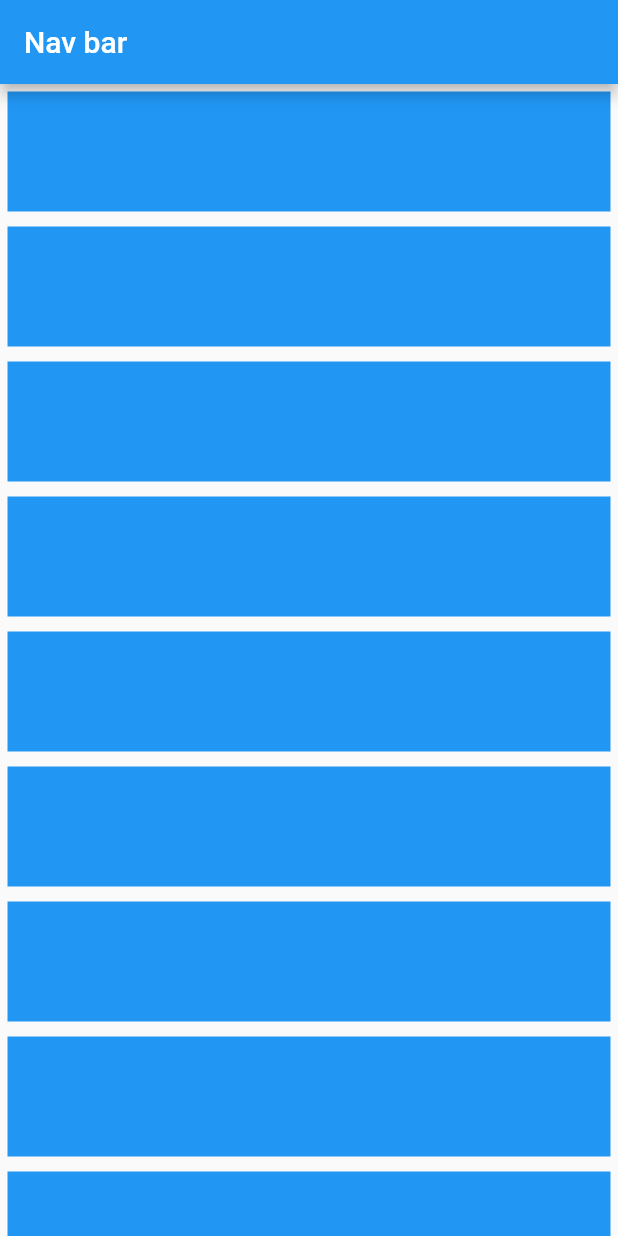
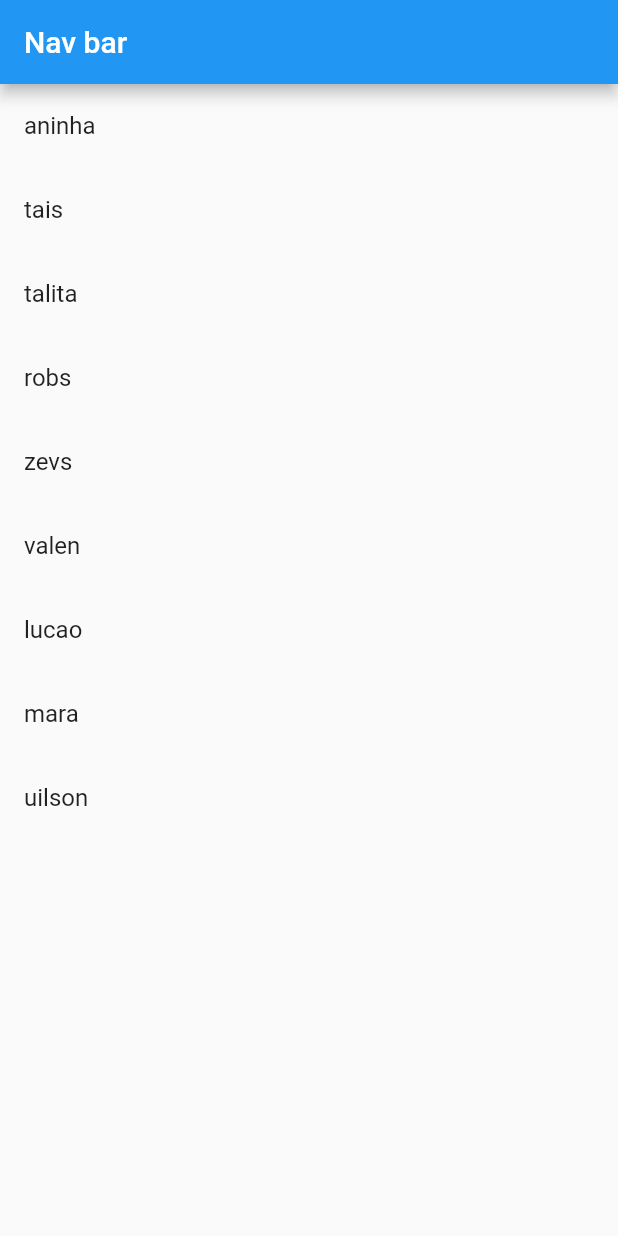
Before and after one commit to josevictormoreno/flutter-curso, a Flutter app: the screen it shows after launch, on a phone screen of 412 x 824 dp. Run offline on Flutter 3.47's test engine with Material 2 defaults, Android fonts, the phone set to English and light mode, and no system bars.

Commit message:
Aula 17 list view

```diff
--- a/my_app/lib/home_page.dart
+++ b/my_app/lib/home_page.dart
@@ -8,7 +8,17 @@ class HomePage extends StatefulWidget {
 }
 
 class _HomePageState extends State<HomePage> {
-  var counter = 0;
+  final names = [
+    'aninha',
+    'tais',
+    'talita',
+    'robs',
+    'zevs',
+    'valen',
+    'lucao',
+    'mara',
+    'uilson'
+  ];
 
   @override
   Widget build(BuildContext context) {
@@ -17,18 +27,14 @@ class _HomePageState extends State<HomePage> {
           title: const Text('Nav bar'),
         ),
         body: Center(
-          child: SingleChildScrollView(
-              child: Column(
-            children: [
-              for (var i = 0; i < 10; i++)
-                Container(
-                  width: double.infinity,
-                  height: 80,
-                  margin: const EdgeInsets.all(5),
-                  color: Colors.blue,
-                )
-            ],
-          )),
+          child: ListView.builder(
+              itemCount: 9,
+              itemBuilder: (context, index) {
+                final name = names[index];
+                return ListTile(
+                  title: Text('${name}'),
+                );
+              }),
         ));
   }
 }
```
